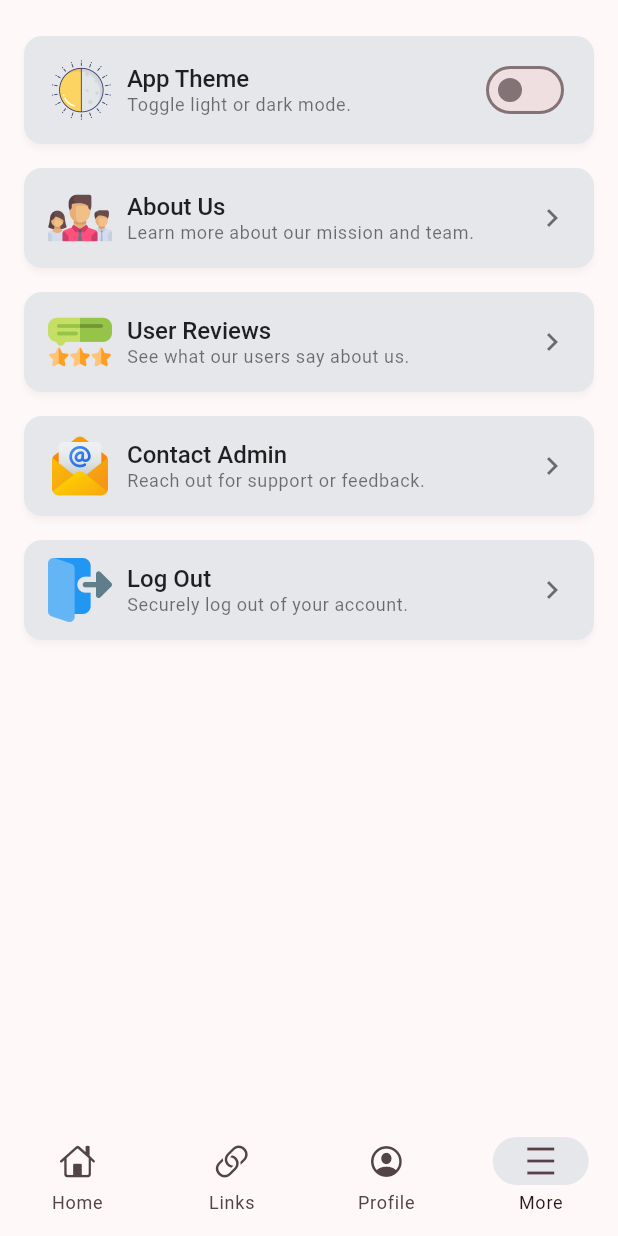
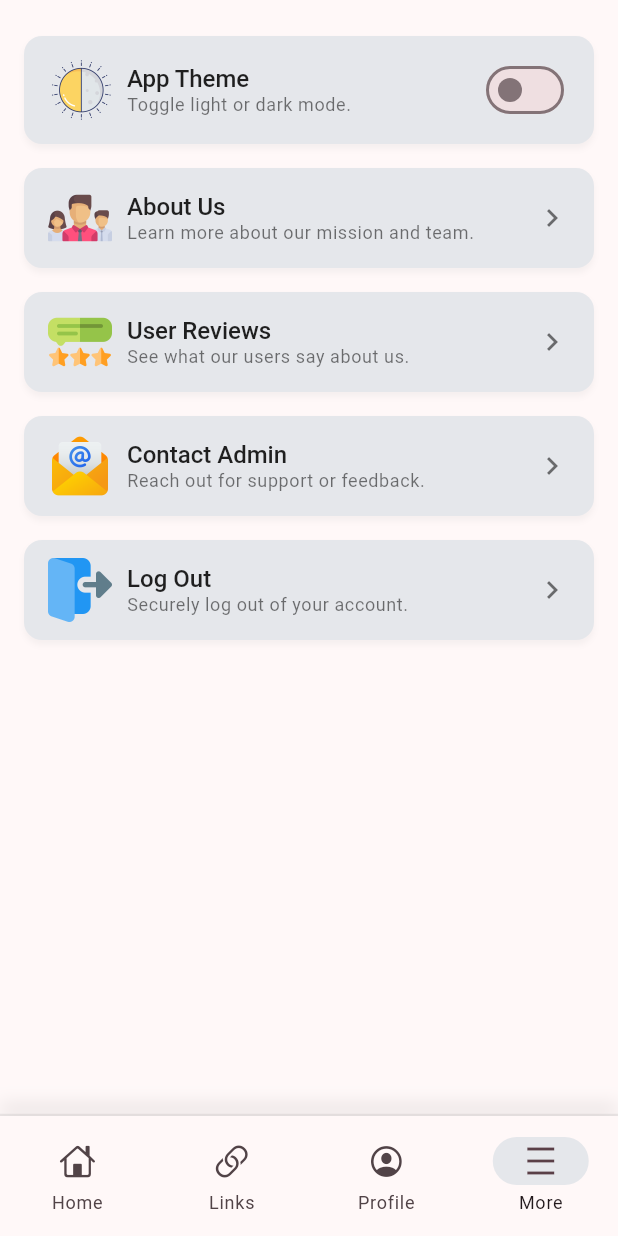
Before and after one commit to DevNadimm/PCIU-HubSpot, a Flutter app: the MainBottomNavBarScreen screen opened directly, item 4 of the bottom bar chosen, on a phone screen of 412 x 824 dp. Run offline on Flutter 3.47's test engine with Material 3 defaults, Android fonts, the phone set to English and light mode, and no system bars; our stand-ins replace connectivity_plus, dropdown_button2, firebase_auth, firebase_core, flutter_svg, fluttertoast and 6 more; missing offline and left inert: flutter_pdfview; accounts and stored records are empty; network calls fail.

Commit message:
bottom shadow and divider add

```diff
--- a/lib/shared/widgets/bottom_nav_bar.dart.dart
+++ b/lib/shared/widgets/bottom_nav_bar.dart.dart
@@ -26,13 +26,30 @@ class _MainBottomNavBarScreenState extends State<MainBottomNavBarScreen> {
   Widget build(BuildContext context) {
     return Scaffold(
       body: _screens[currentIndex],
-      bottomNavigationBar: NavigationBar(
+      bottomNavigationBar: Column(
+        mainAxisSize: MainAxisSize.min,
+        children: [
+          Container(
+            height: 1.5,
+            decoration: BoxDecoration(
+              color: Colors.grey.withOpacity(0.2),
+              boxShadow: [
+                BoxShadow(
+                  color: Colors.black.withOpacity(0.5),
+                  blurRadius: 10,
+                  offset: const Offset(0, -3),
+                ),
+              ],
+            ),
+          ),
+          NavigationBar(
             backgroundColor: backgroundColor,
-        indicatorColor:shadeColor,
+            indicatorColor: shadeColor,
             selectedIndex: currentIndex,
             onDestinationSelected: (index) {
+              setState(() {
                 currentIndex = index;
-          setState(() {});
+              });
             },
             destinations: const [
               NavigationDestination(
@@ -53,6 +70,8 @@ class _MainBottomNavBarScreenState extends State<MainBottomNavBarScreen> {
               ),
             ],
           ),
+        ],
+      ),
     );
   }
 }
```
Lines whose indentation alone changed are shown as unchanged.
